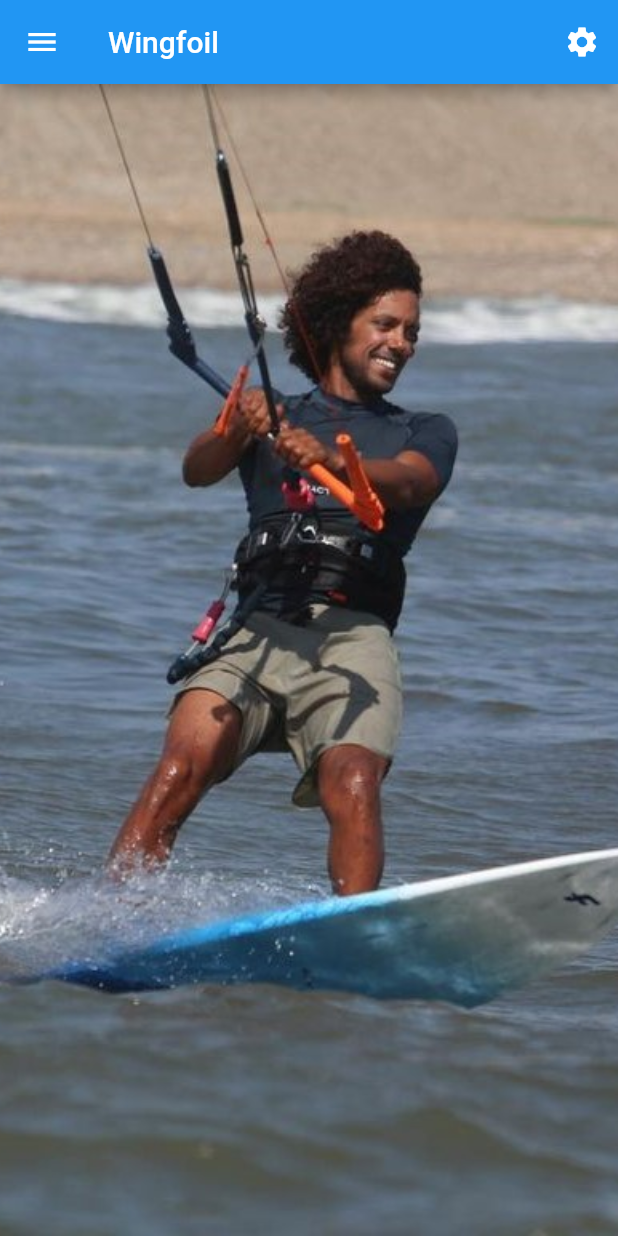
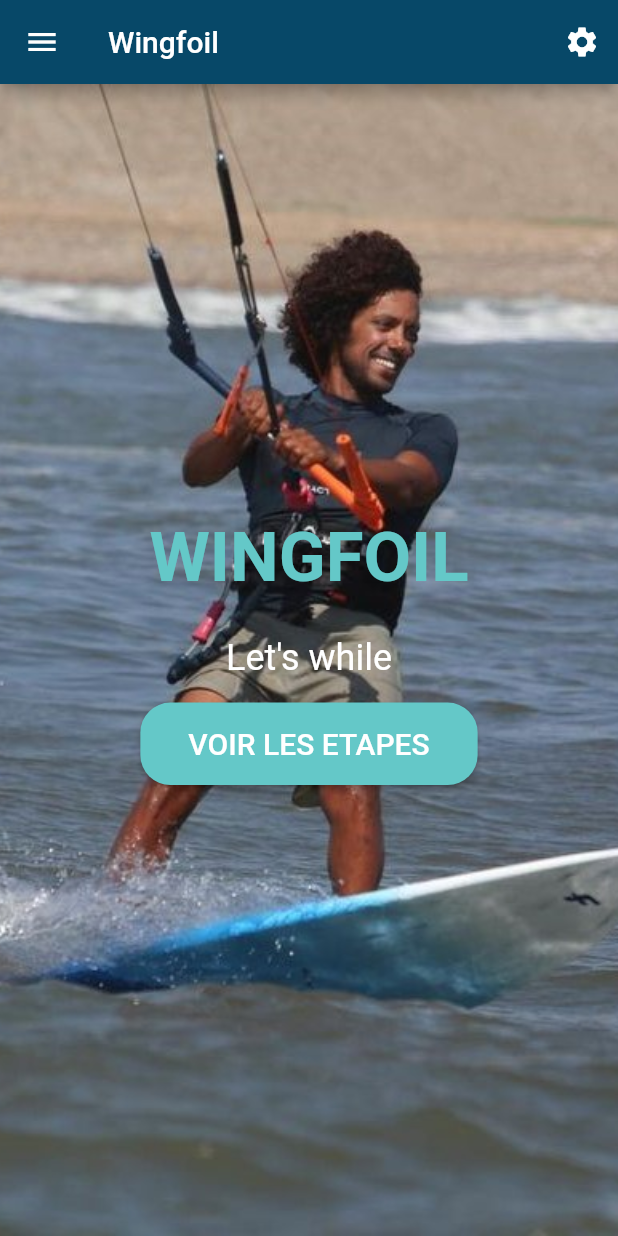
Before and after one commit to jeanJonathan/progress_notebook, a Flutter app: the Wingfoil screen opened directly, on a phone screen of 412 x 824 dp. Run offline on Flutter 3.47's test engine with Material 2 defaults, Android fonts, the phone set to English and light mode, and no system bars.

Commit message:
Implementation des sports titre + sous titre plus le bouton pour y acceder a la liste des etapes dans les autres ecran

```diff
--- a/lib/Wingfoil.dart
+++ b/lib/Wingfoil.dart
@@ -48,6 +48,52 @@ class Wingfoil extends StatelessWidget {
               fit: BoxFit.cover,
               width: double.infinity,
               height: double.infinity,),
+            Positioned(
+              top: MediaQuery.of(context).size.height * 0.35,
+              left: 16,
+              right: 16,
+              child: Column(
+                mainAxisAlignment: MainAxisAlignment.center,
+                children: [
+                  Text(
+                    'WINGFOIL',
+                    style: TextStyle(
+                      fontSize: 46,
+                      fontWeight: FontWeight.bold,
+                      color: Color(0xFF64C8C8),
+                    ),
+                  ),
+                  SizedBox(height: 26),
+                  Text(
+                    "Let's while",
+                    style: TextStyle(
+                      fontSize: 24,
+                      color: Colors.white,
+                    ),
+                  ),
+                  SizedBox(height: 16),
+                  ElevatedButton(
+                    onPressed: () {
+                      // Action du bouton
+                    },
+                    child: Text(
+                      'VOIR LES ETAPES',
+                      style: TextStyle(fontSize: 20),
+                    ),
+                    style: ElevatedButton.styleFrom(
+                      padding: EdgeInsets.symmetric(
+                        horizontal: 32,
+                        vertical: 16,
+                      ),
+                      shape: RoundedRectangleBorder(
+                        borderRadius: BorderRadius.circular(20),
+                      ),
+                      backgroundColor: Color(0xFF64C8C8), // Modifier la couleur ici
+                    ),
+                  ),
+                ],
+              ),
+            ),
           ],
         ),
       ),
```
Also changed, not shown: lib/Surf.dart (+46 -0 lines), lib/main.dart (+17 -7 lines).
